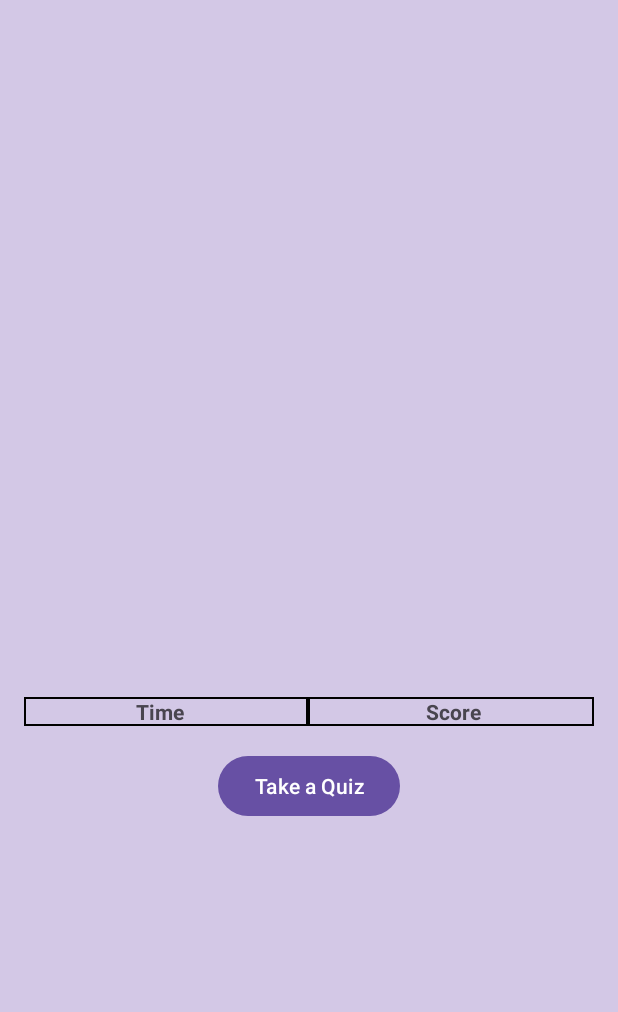
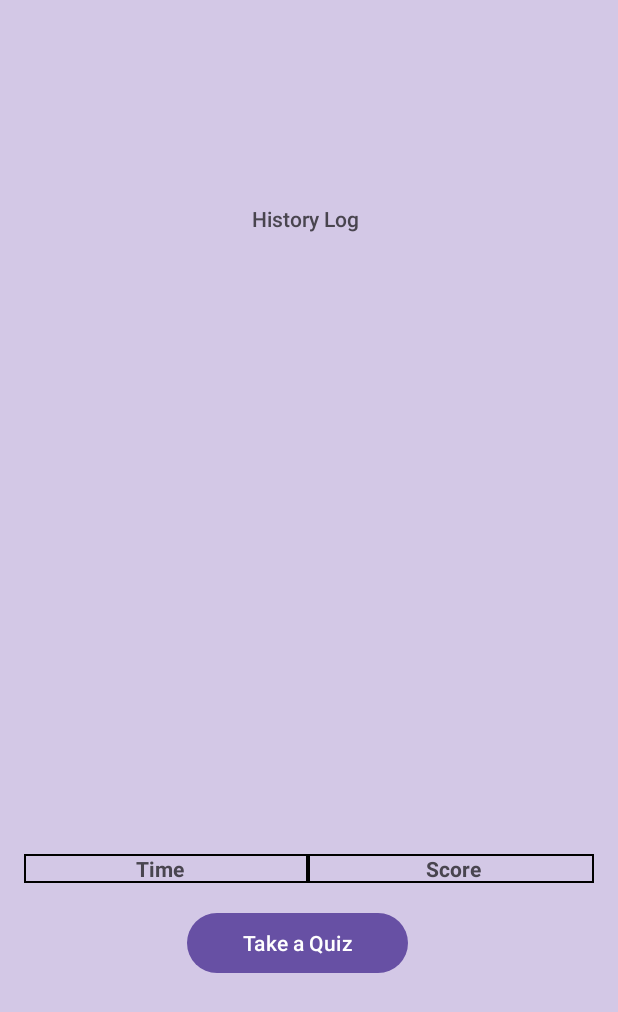
Before and after one commit to Wakchavare/individualproject_wakchavarep1, an Android app: the HistoryActivity screen opened directly, with no data from a screen before it, on a phone screen of 412 x 824 dp. Shown: the top 1012 px of the screen. Run offline under Robolectric (Android 15) with nearby library versions, the phone set to English and light mode, and no system bars.

Commit message:
QUIZ Game add questions commit

```diff
--- a/app/src/main/java/com/example/individualproject_wakchavarep1/DisplayScoreActivity.java
+++ b/app/src/main/java/com/example/individualproject_wakchavarep1/DisplayScoreActivity.java
@@ -23,6 +23,6 @@ public class DisplayScoreActivity extends AppCompatActivity {
         int userScore = sharedPreferences.getInt("user_score", 0);
 
         // Display the user's score
-        scoreTextView.setText("Your Score: " + userScore);
+        scoreTextView.setText("Your Score: " + userScore+"/10");
     }
 }
--- a/app/src/main/java/com/example/individualproject_wakchavarep1/QuestionsActivity.java
+++ b/app/src/main/java/com/example/individualproject_wakchavarep1/QuestionsActivity.java
@@ -59,7 +59,13 @@ public class QuestionsActivity extends AppCompatActivity {
                 new QuizQuestion("2. Which of these is not a character in the game \"Overwatch\"?", Arrays.asList("Tracer", "Reinhardt", "Sora", "Mercy"), Collections.singletonList("Sora"), QuestionType.SINGLE),
                 new QuizQuestion("3. Which of the following are playable characters in \"Super Smash Bros. Ultimate\"?", Arrays.asList("Mario", "Pikachu", "Donkey Kong", "Kirby"), Arrays.asList("Mario", "Pikachu"), QuestionType.MULTIPLE),
                 new QuizQuestion("4. Which of the following are weapons in the game \"Counter-Strike: Global Offensive\"?", Arrays.asList("AK-47", "AWP", "M4A1", "Desert Eagle"), Arrays.asList("AK-47", "AWP", "M4A1"), QuestionType.MULTIPLE),
-                new QuizQuestion("5. In \"Minecraft\", what is the primary material used to craft tools?", Arrays.asList("Wood", "Stone", "Iron", "Diamond"), Collections.singletonList("Wood"), QuestionType.SINGLE)
+                new QuizQuestion("5. In \"Minecraft\", what is the primary material used to craft tools?", Arrays.asList("Wood", "Stone", "Iron", "Diamond"), Collections.singletonList("Wood"), QuestionType.SINGLE),
+                new QuizQuestion("6. In the game \"League of Legends\", which of these champions is not a marksman (ADC)?", Arrays.asList("Ashe", "Thresh", "Jhin", "Miss Fortune"), Collections.singletonList("Thresh"), QuestionType.SINGLE),
+                new QuizQuestion("7. Which of these is not a city in the game \"The Witcher 3: Wild Hunt\"?", Arrays.asList("Novigrad", "White Orchard", "Rivendell", "Velen"), Collections.singletonList("Rivendell"), QuestionType.SINGLE),
+                new QuizQuestion("8. Which of the following characters is not part of the original \"Street Fighter II\" roster?", Arrays.asList("Ryu", "Ken", "Chun-Li", "Akuma"), Collections.singletonList("Akuma"), QuestionType.SINGLE),
+                new QuizQuestion("9. What is the name of the main protagonist in the game \"The Legend of Zelda: Breath of the Wild\"?", Arrays.asList("Link", "Zelda", "Ganondorf", "Sheik"), Collections.singletonList("Link"), QuestionType.SINGLE),
+                new QuizQuestion("10. Which of the following is not a playable race in \"World of Warcraft\"?", Arrays.asList("Human", "Orc", "Goblin", "Centaur"), Collections.singletonList("Centaur"), QuestionType.SINGLE)
+
         );
     }
 
--- a/app/src/main/res/layout/activity_history.xml
+++ b/app/src/main/res/layout/activity_history.xml
@@ -44,12 +44,26 @@
 
     <Button
         android:id="@+id/takeQuizButton"
-        android:layout_width="wrap_content"
+        android:layout_width="147dp"
         android:layout_height="wrap_content"
+        android:layout_alignParentEnd="true"
         android:layout_alignParentBottom="true"
-        android:layout_centerHorizontal="true"
         android:layout_marginTop="16dp"
-        android:layout_marginBottom="260dp"
+        android:layout_marginEnd="124dp"
+        android:layout_marginBottom="155dp"
         android:text="Take a Quiz" />
 
+    <TextView
+        android:id="@+id/textView"
+        android:layout_width="171dp"
+        android:layout_height="22dp"
+        android:layout_alignParentStart="true"
+        android:layout_alignParentEnd="true"
+        android:layout_alignParentBottom="true"
+        android:layout_marginStart="152dp"
+        android:layout_marginEnd="136dp"
+        android:layout_marginBottom="650dp"
+        android:fontFamily="sans-serif-medium"
+        android:text="History Log " />
+
 </RelativeLayout>
```
